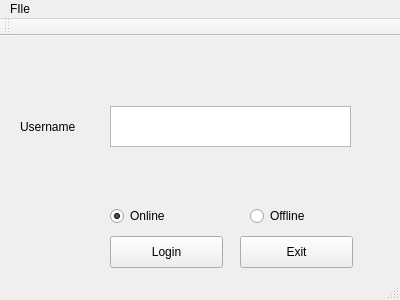
First picture: the form in mainwindow.ui, repository shanos56/GroupAssignment, before the edit.
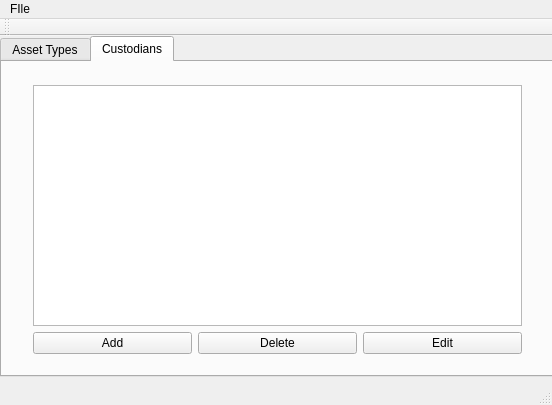
Second picture: the form after the edit.

Patch:
```diff
--- a/mainwindow.ui
+++ b/mainwindow.ui
@@ -6,91 +6,121 @@
    <rect>
     <x>0</x>
     <y>0</y>
-    <width>400</width>
-    <height>300</height>
+    <width>552</width>
+    <height>405</height>
    </rect>
   </property>
   <property name="windowTitle">
    <string>MainWindow</string>
   </property>
   <widget class="QWidget" name="centralWidget">
-   <widget class="QLabel" name="label">
+   <widget class="QTabWidget" name="tabWidget">
     <property name="geometry">
      <rect>
-      <x>20</x>
-      <y>80</y>
-      <width>71</width>
-      <height>21</height>
+      <x>0</x>
+      <y>0</y>
+      <width>561</width>
+      <height>341</height>
      </rect>
     </property>
-    <property name="text">
-     <string>Username</string>
+    <property name="sizePolicy">
+     <sizepolicy hsizetype="Maximum" vsizetype="Maximum">
+      <horstretch>0</horstretch>
+      <verstretch>0</verstretch>
+     </sizepolicy>
     </property>
-   </widget>
-   <widget class="QTextEdit" name="textEdit">
-    <property name="geometry">
-     <rect>
-      <x>110</x>
-      <y>70</y>
-      <width>241</width>
-      <height>41</height>
-     </rect>
+    <property name="currentIndex">
+     <number>1</number>
     </property>
-   </widget>
-   <widget class="QPushButton" name="pushButton">
-    <property name="geometry">
-     <rect>
-      <x>110</x>
-      <y>200</y>
-      <width>113</width>
-      <height>32</height>
-     </rect>
-    </property>
-    <property name="text">
-     <string>Login</string>
-    </property>
-   </widget>
-   <widget class="QPushButton" name="pushButton_2">
-    <property name="geometry">
-     <rect>
-      <x>240</x>
-      <y>200</y>
-      <width>113</width>
-      <height>32</height>
-     </rect>
-    </property>
-    <property name="text">
-     <string>Exit</string>
-    </property>
-   </widget>
-   <widget class="QRadioButton" name="radioButton">
-    <property name="geometry">
-     <rect>
-      <x>110</x>
-      <y>170</y>
-      <width>100</width>
-      <height>20</height>
-     </rect>
-    </property>
-    <property name="text">
-     <string>Online</string>
-    </property>
-    <property name="checked">
-     <bool>true</bool>
-    </property>
-   </widget>
-   <widget class="QRadioButton" name="radioButton_2">
-    <property name="geometry">
-     <rect>
-      <x>250</x>
-      <y>170</y>
-      <width>100</width>
-      <height>20</height>
-     </rect>
-    </property>
-    <property name="text">
-     <string>Offline</string>
-    </property>
+    <widget class="QWidget" name="AssetTypesTab">
+     <property name="sizePolicy">
+      <sizepolicy hsizetype="Maximum" vsizetype="Maximum">
+       <horstretch>0</horstretch>
+       <verstretch>0</verstretch>
+      </sizepolicy>
+     </property>
+     <property name="accessibleName">
+      <string/>
+     </property>
+     <attribute name="title">
+      <string>Asset Types</string>
+     </attribute>
+     <layout class="QVBoxLayout" name="verticalLayout">
+      <item>
+       <widget class="QListWidget" name="AssetTypes"/>
+      </item>
+      <item>
+       <layout class="QHBoxLayout" name="horizontalLayout">
+        <item>
+         <widget class="QPushButton" name="pushButton">
+          <property name="text">
+           <string>Add</string>
+          </property>
+         </widget>
+        </item>
+        <item>
+         <widget class="QPushButton" name="pushButton_2">
+          <property name="text">
+           <string>Delete</string>
+          </property>
+         </widget>
+        </item>
+        <item>
+         <widget class="QPushButton" name="pushButton_3">
+          <property name="text">
+           <string>Edit</string>
+          </property>
+         </widget>
+        </item>
+       </layout>
+      </item>
+     </layout>
+    </widget>
+    <widget class="QWidget" name="CustodianTab">
+     <attribute name="title">
+      <string>Custodians</string>
+     </attribute>
+     <widget class="QWidget" name="">
+      <property name="geometry">
+       <rect>
+        <x>20</x>
+        <y>12</y>
+        <width>511</width>
+        <height>291</height>
+       </rect>
+      </property>
+      <layout class="QVBoxLayout" name="verticalLayout_2">
+       <item>
+        <widget class="QListWidget" name="AssetTypes_2"/>
+       </item>
+       <item>
+        <layout class="QHBoxLayout" name="horizontalLayout_3">
+         <item>
+          <widget class="QPushButton" name="pushButton_8">
+           <property name="text">
+            <string>Add</string>
+           </property>
+          </widget>
+         </item>
+         <item>
+          <widget class="QPushButton" name="pushButton_7">
+           <property name="text">
+            <string>Delete</string>
+           </property>
+          </widget>
+         </item>
+         <item>
+          <widget class="QPushButton" name="pushButton_9">
+           <property name="text">
+            <string>Edit</string>
+           </property>
+          </widget>
+         </item>
+        </layout>
+       </item>
+      </layout>
+     </widget>
+    </widget>
    </widget>
   </widget>
   <widget class="QMenuBar" name="menuBar">
@@ -98,7 +128,7 @@
     <rect>
      <x>0</x>
      <y>0</y>
-     <width>400</width>
+     <width>552</width>
      <height>22</height>
     </rect>
    </property>
```
Left out of the diff: 41 changed lines with no effect on the pictures.
